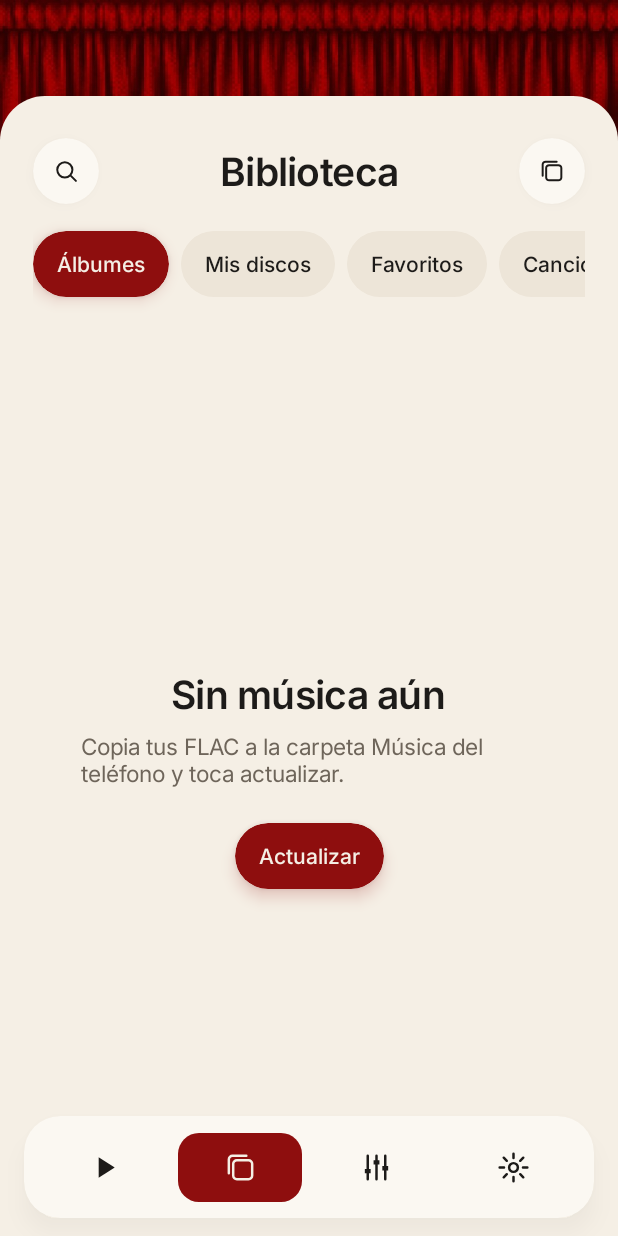
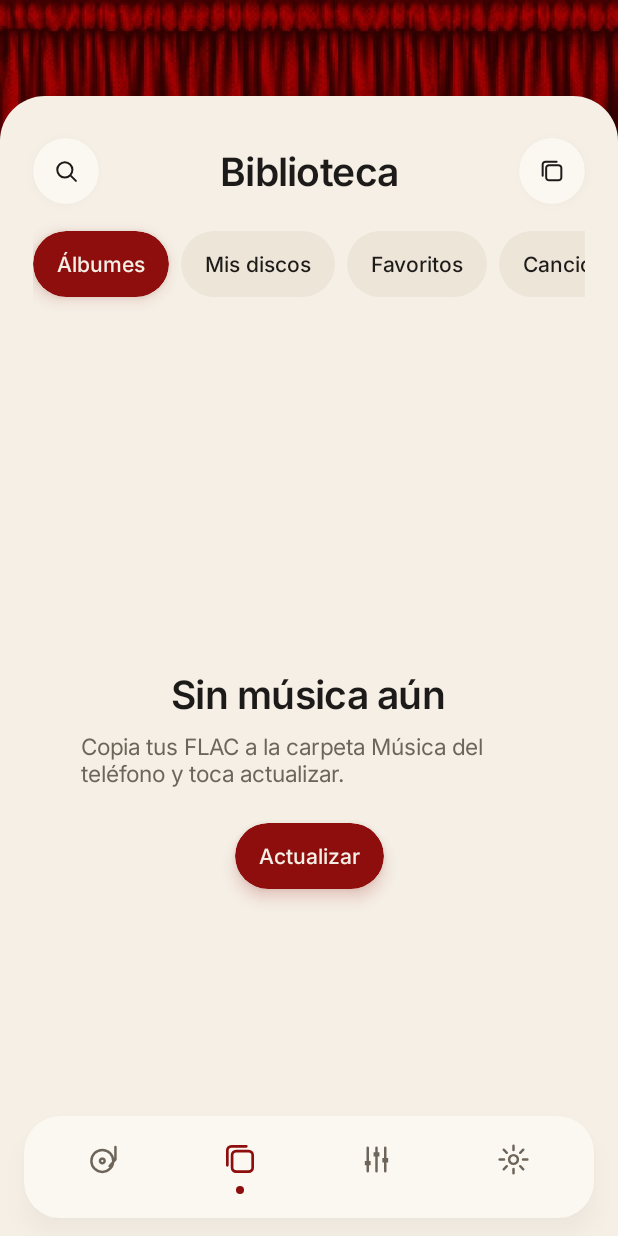
Before and after one commit to sebastianbalbinu/Stalker, an Android app built with Jetpack Compose: the screen it shows after launch (MainActivity), on a phone screen of 412 x 824 dp. Run offline under Robolectric (Android 15) with nearby library versions, the phone set to English and light mode, and no system bars; libraries missing offline, so code that uses them is left out: kotlinx.coroutines.guava; pictures from the network do not load; 7 statements that could not run were skipped.

```diff
--- a/app/src/main/java/com/sebas/stalker/ui/Icons.kt
+++ b/app/src/main/java/com/sebas/stalker/ui/Icons.kt
@@ -73,6 +73,8 @@ object Ico {
     val Check = build("check", "M5 12.5l4.5 4.5L19 7.5" to true)
     val Trash = build("trash", "M5 7h14M10 7V5h4v2M7 7l1 13h8l1-13" to true)
     val Hide = build("hide", "M3 3l18 18M10.6 6.1A9.8 9.8 0 0 1 12 6c5 0 9 6 9 6a15.7 15.7 0 0 1-2.6 3.2M6.3 7.6C4.2 9.1 3 12 3 12s4 6 9 6a8.6 8.6 0 0 0 3.9-.9" to true)
+    val Turntable = build("turntable", circle(10.5f, 13f, 7.5f) + " " + circle(10.5f, 13f, 1.6f) + " M19.5 3.5v8.5l-4 4.5" to true)
+    val Grip = build("grip", "M5 9h14M5 15h14" to true)
     val Disc = build("disc", circle(12f, 12f, 8.5f) + " " + circle(12f, 12f, 2.5f) to true)
     val Pencil = build("pencil", "M4 20h4L19 9l-4-4L4 16z M13.5 6.5l4 4" to true)
     val Moon = build("moon", "M20 14.5A8 8 0 0 1 9.5 4a8 8 0 1 0 10.5 10.5z" to true)
--- a/app/src/main/java/com/sebas/stalker/ui/PlayerScreen.kt
+++ b/app/src/main/java/com/sebas/stalker/ui/PlayerScreen.kt
@@ -257,7 +257,7 @@ fun PlayerScreen(vm: PlayerViewModel, onClose: () -> Unit) {
     }
 
     if (showQueue) {
-        QueueSheet(queueTitle, queue, index, onPick = { vm.jumpTo(it) }, onRemove = { vm.removeFromQueue(it) }, onDismiss = { showQueue = false })
+        QueueSheet(queueTitle, queue, index, onPick = { vm.jumpTo(it) }, onRemove = { vm.removeFromQueue(it) }, onMove = { f, t -> vm.moveInQueue(f, t) }, onDismiss = { showQueue = false })
     }
     if (showTimer) TimerSheet { showTimer = false }
     if (showLyrics) {
--- a/app/src/main/java/com/sebas/stalker/ui/StalkerApp.kt
+++ b/app/src/main/java/com/sebas/stalker/ui/StalkerApp.kt
@@ -332,7 +332,7 @@ fun MiniPlayer(t: Track, playing: Boolean, onOpen: () -> Unit, onToggle: () -> U
 @Composable
 fun NavBar(tab: Int, onTab: (Int) -> Unit) {
     val items = listOf(
-        Triple(0, Ico.Play, "Reproduciendo"),
+        Triple(0, Ico.Turntable, "Tocadiscos"),
         Triple(1, Ico.Library, "Biblioteca"),
         Triple(2, Ico.Sliders, "Ecualizador"),
         Triple(3, Ico.Gear, "Sistema"),
@@ -346,14 +346,17 @@ fun NavBar(tab: Int, onTab: (Int) -> Unit) {
     ) {
         items.forEach { (id, icon, label) ->
             val on = id == tab
-            Box(
-                Modifier.weight(1f).padding(horizontal = 4.dp).height(46.dp)
-                    .clip(RoundedCornerShape(14.dp))
-                    .background(if (on) C.Rojo else Color.Transparent)
+            // seleccionado: ícono en rojo con un punto debajo, como el piloto de un equipo de audio
+            Column(
+                Modifier.weight(1f).padding(horizontal = 4.dp).height(52.dp)
+                    .clip(RoundedCornerShape(16.dp))
                     .clickable { onTab(id) },
-                contentAlignment = Alignment.Center
+                horizontalAlignment = Alignment.CenterHorizontally,
+                verticalArrangement = Arrangement.Center
             ) {
-                Icon(icon, label, tint = if (on) C.SobreRojo else C.Carbon, modifier = Modifier.size(23.dp))
+                Icon(icon, label, tint = if (on) C.Rojo else C.Tierra, modifier = Modifier.size(if (on) 25.dp else 23.dp))
+                Spacer(Modifier.height(5.dp))
+                Box(Modifier.size(5.dp).clip(CircleShape).background(if (on) C.Rojo else Color.Transparent))
             }
         }
     }
```
Also changed, not shown: app/src/main/java/com/sebas/stalker/PlayerViewModel.kt (+8 -0 lines), app/src/main/java/com/sebas/stalker/ui/Sheets.kt (+86 -11 lines), app/src/main/res/drawable-nodpi/logo.jpg, app/src/main/res/mipmap-hdpi/ic_launcher_background.png, app/src/main/res/mipmap-hdpi/ic_launcher_foreground.png, app/src/main/res/mipmap-mdpi/ic_launcher_background.png, app/src/main/res/mipmap-mdpi/ic_launcher_foreground.png, app/src/main/res/mipmap-xhdpi/ic_launcher_background.png, app/src/main/res/mipmap-xhdpi/ic_launcher_foreground.png, app/src/main/res/mipmap-xxhdpi/ic_launcher_background.png, app/src/main/res/mipmap-xxhdpi/ic_launcher_foreground.png, app/src/main/res/mipmap-xxxhdpi/ic_launcher_background.png, app/src/main/res/mipmap-xxxhdpi/ic_launcher_foreground.png.
